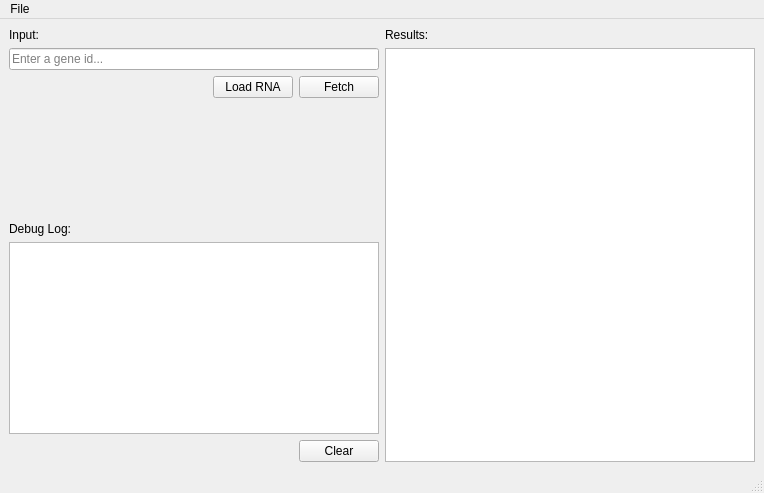
The window that ui/designer/shrna_window.ui (DatDarkAlpaca/shRNA) describes before a commit, drawn with Qt 5.
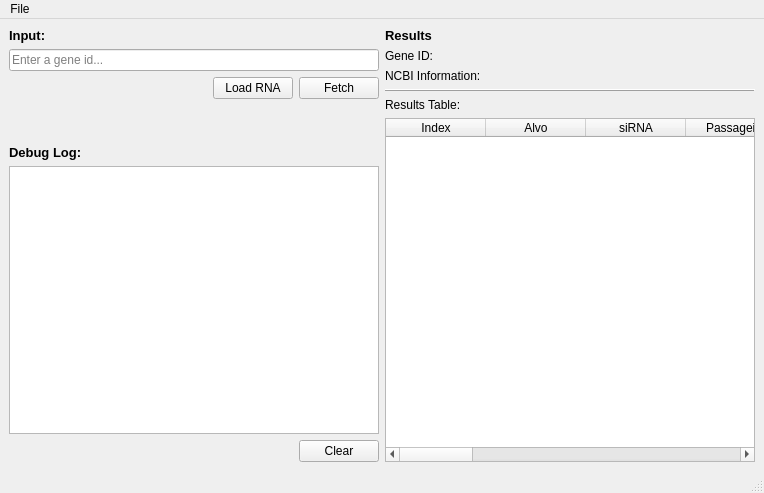
The same window after the commit.

Patch:
```diff
--- a/ui/designer/shrna_window.ui
+++ b/ui/designer/shrna_window.ui
@@ -28,6 +28,12 @@
       </property>
       <item>
        <widget class="QLabel" name="input_label">
+        <property name="font">
+         <font>
+          <pointsize>10</pointsize>
+          <bold>true</bold>
+         </font>
+        </property>
         <property name="text">
          <string>Input:</string>
         </property>
@@ -79,18 +85,8 @@
         <property name="orientation">
          <enum>Qt::Vertical</enum>
         </property>
-        <property name="sizeHint" stdset="0">
-         <size>
-          <width>20</width>
-          <height>40</height>
-         </size>
-        </property>
-       </spacer>
-      </item>
-      <item>
-       <spacer name="verticalSpacer">
-        <property name="orientation">
-         <enum>Qt::Vertical</enum>
+        <property name="sizeType">
+         <enum>QSizePolicy::Fixed</enum>
         </property>
         <property name="sizeHint" stdset="0">
          <size>
@@ -102,6 +98,12 @@
       </item>
       <item>
        <widget class="QLabel" name="debug_log_label">
+        <property name="font">
+         <font>
+          <pointsize>10</pointsize>
+          <bold>true</bold>
+         </font>
+        </property>
         <property name="text">
          <string>Debug Log:</string>
         </property>
@@ -153,16 +155,126 @@
       </property>
       <item>
        <widget class="QLabel" name="results_label">
+        <property name="font">
+         <font>
+          <pointsize>10</pointsize>
+          <bold>true</bold>
+         </font>
+        </property>
         <property name="text">
-         <string>Results:</string>
+         <string>Results</string>
+        </property>
+       </widget>
+      </item>
+      <item>
+       <widget class="QLabel" name="gene_id_label">
+        <property name="text">
+         <string>Gene ID:</string>
+        </property>
+       </widget>
+      </item>
+      <item>
+       <widget class="QLabel" name="ncbi_result_label">
+        <property name="text">
+         <string>NCBI Information:</string>
+        </property>
+       </widget>
+      </item>
+      <item>
+       <widget class="Line" name="line">
+        <property name="frameShadow">
+         <enum>QFrame::Raised</enum>
+        </property>
+        <property name="orientation">
+         <enum>Qt::Horizontal</enum>
+        </property>
+       </widget>
+      </item>
+      <item>
+       <widget class="QLabel" name="label">
+        <property name="text">
+         <string>Results Table:</string>
         </property>
        </widget>
       </item>
       <item>
        <widget class="QTableWidget" name="results_table">
+        <property name="sortingEnabled">
+         <bool>false</bool>
+        </property>
         <attribute name="horizontalHeaderStretchLastSection">
          <bool>true</bool>
         </attribute>
+        <column>
+         <property name="text">
+          <string>Index</string>
+         </property>
+        </column>
+        <column>
+         <property name="text">
+          <string>Alvo</string>
+         </property>
+        </column>
+        <column>
+         <property name="text">
+          <string>siRNA</string>
+         </property>
+        </column>
+        <column>
+         <property name="text">
+          <string>Passageira</string>
+         </property>
+        </column>
+        <column>
+         <property name="text">
+          <string>Alvos em H. para Senso</string>
+         </property>
+        </column>
+        <column>
+         <property name="text">
+          <string>Genbank Senso</string>
+         </property>
+        </column>
+        <column>
+         <property name="text">
+          <string>Nome dos Genes do Senso</string>
+         </property>
+        </column>
+        <column>
+         <property name="text">
+          <string>Guia</string>
+         </property>
+        </column>
+        <column>
+         <property name="text">
+          <string>Tm Guia</string>
+         </property>
+        </column>
+        <column>
+         <property name="text">
+          <string>GC Guia</string>
+         </property>
+        </column>
+        <column>
+         <property name="text">
+          <string>Alvos em H. para Guia</string>
+         </property>
+        </column>
+        <column>
+         <property name="text">
+          <string>Genbank Guia</string>
+         </property>
+        </column>
+        <column>
+         <property name="text">
+          <string>Nomes dos Genes da Guia</string>
+         </property>
+        </column>
+        <column>
+         <property name="text">
+          <string>shRNA</string>
+         </property>
+        </column>
        </widget>
       </item>
      </layout>
```
